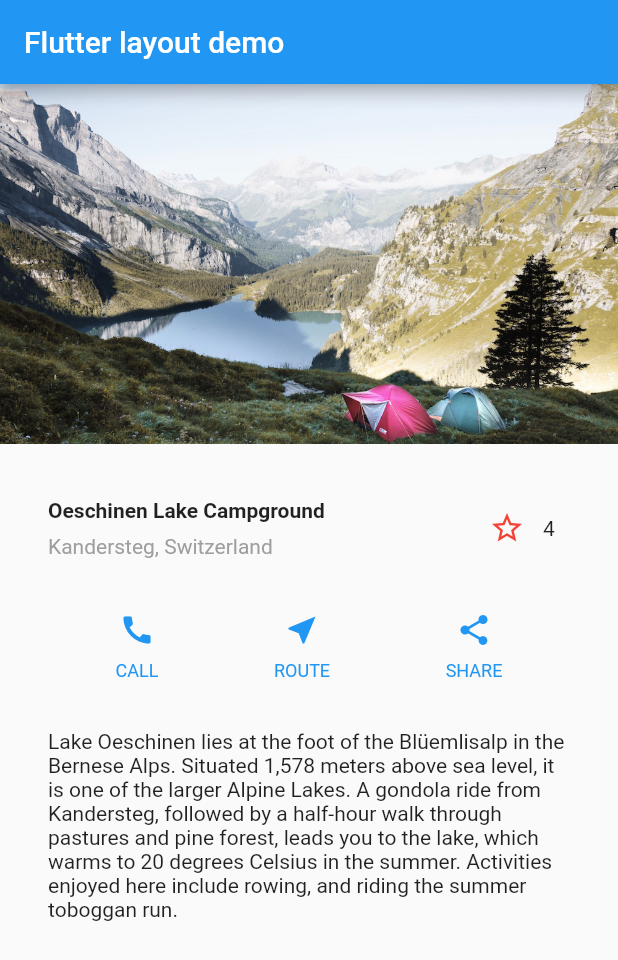
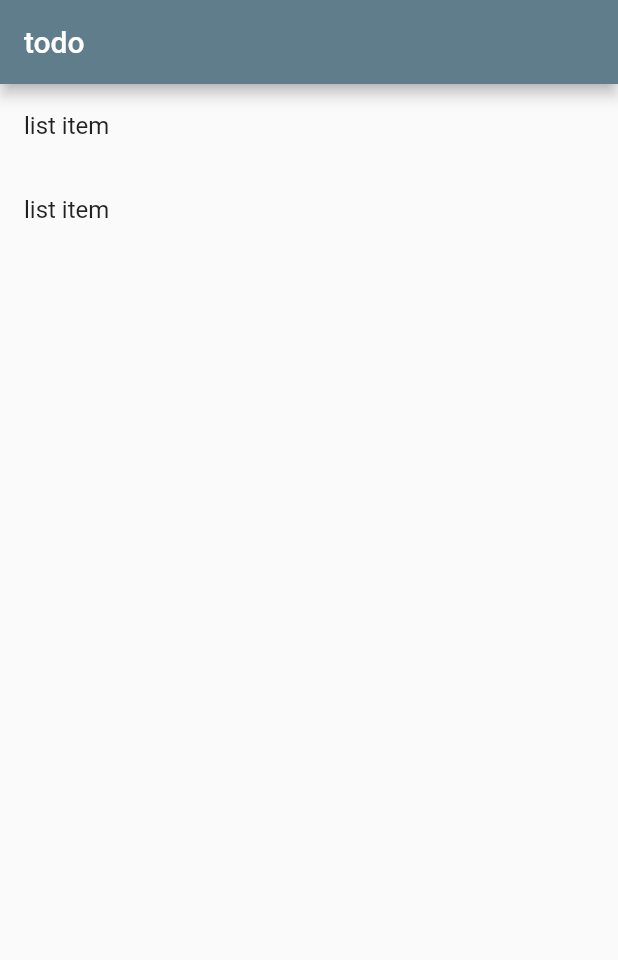
Before and after one commit to taojigu/learn_flutter, a Flutter app: the screen it shows after launch, on a phone screen of 412 x 824 dp. Shown: the top 960 px of the screen. Run offline on Flutter 3.47's test engine with Material 2 defaults, Android fonts, the phone set to English and light mode, and no system bars.

Commit message:
add todo list

```diff
--- a/lib/main.dart
+++ b/lib/main.dart
@@ -1,6 +1,7 @@
 import 'package:flutter/material.dart';
 import 'package:learn_flutter/lake_app.dart';
 import 'package:learn_flutter/navigation/navigation_widget.dart';
+import 'package:learn_flutter/todo_list/todo_list_app.dart';
 
 MaterialApp naviMaterial = MaterialApp(title:'Navigation Material',
             initialRoute: '/',
@@ -11,8 +12,9 @@ MaterialApp naviMaterial = MaterialApp(title:'Navigation Material',
 MaterialApp todoMaterial = MaterialApp(
                             title: 'Todo Material',
                             home:null);
-LakeApp lapApp =LakeApp();
-void main() => runApp(lapApp);
+LakeApp lapApp = LakeApp();
+TodoListApp todoApp = TodoListApp();
+void main() => runApp(todoApp);
 //LakeApp()
 
 class MyApp extends StatelessWidget {
--- a/lib/todo_list/todo_list_app.dart
+++ b/lib/todo_list/todo_list_app.dart
@@ -0,0 +1,45 @@
+import 'package:flutter/material.dart';
+
+
+class TodoListApp extends StatelessWidget {
+  @override
+  Widget build(BuildContext context) {
+    Widget homePage = TodoListPage(title:"todo");
+    MaterialApp  app =  MaterialApp(title: "TodoApp",
+    theme: ThemeData(primarySwatch: Colors.blueGrey),
+    home: homePage);
+    return app;
+  }
+}
+
+class TodoListPage extends StatefulWidget {
+  TodoListPage({Key key,this.title}):super(key:key);
+  final String title;
+  @override
+  State<StatefulWidget> createState() {
+    return _TodoListPageState();
+  }
+}
+class _TodoListPageState extends State <TodoListPage> {
+
+  @override
+  Widget build(BuildContext context){
+    Scaffold sfld =Scaffold(
+      appBar: AppBar(
+        title: Text(widget.title)
+      ),
+      body:_todoListView(),
+    );
+    return sfld;
+  }
+  ListView _todoListView () {
+    ListView lsv =ListView.builder(
+      itemCount: 2,
+      itemBuilder: (context,i){
+        return ListTile(title: Text("list item"));
+      },
+    );
+    return lsv;
+  }
+
+}
```
Also changed, not shown: 2 other files.
